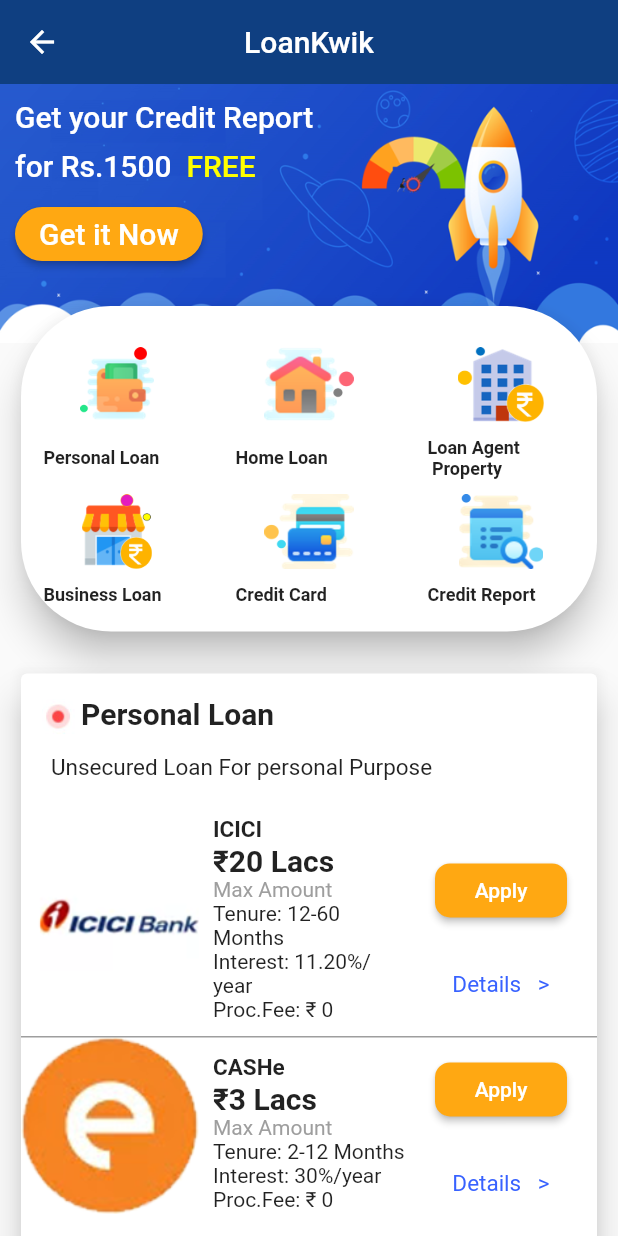
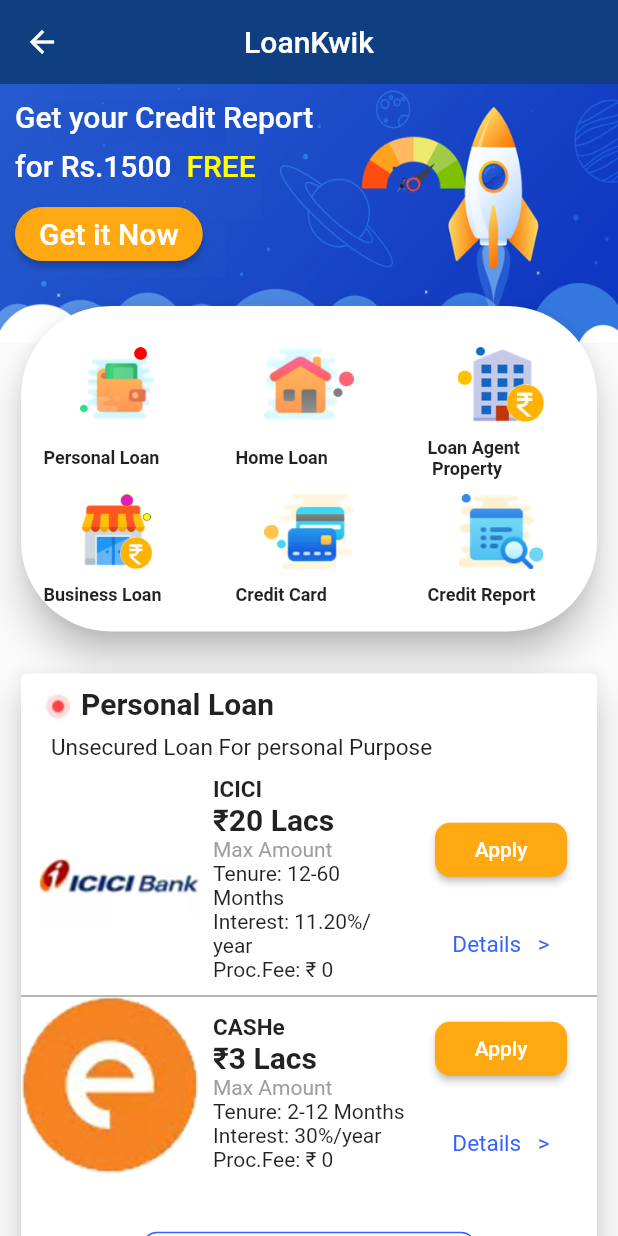
Before and after one commit to AkaankshK/loan_app, a Flutter app: the HomeScreen screen opened directly, on a phone screen of 412 x 824 dp. Run offline on Flutter 3.47's test engine with Material 2 defaults, Android fonts, the phone set to English and light mode, and no system bars; our stand-ins replace auto_size_text, smooth_page_indicator, webview_flutter; missing offline and left inert: autocomplete_textfield, gzx_dropdown_menu.

Commit message:
Fixes for HomeScreen

```diff
--- a/lib/HomeScreen/HomeScreen.dart
+++ b/lib/HomeScreen/HomeScreen.dart
@@ -183,7 +183,7 @@
         children: [
           SizedBox(
             width: MediaQuery.of(context).size.width,
-            height: 450,
+            height: 455,
             child:
             Card(
               elevation: 10,
@@ -270,7 +270,8 @@
 
                               ],
                             ),
-                            Column(
+                            Expanded(
+                              child: Column(
                                 mainAxisAlignment: MainAxisAlignment.spaceEvenly,
 
                                 children: [
@@ -286,13 +287,15 @@
 
                                   Text("Details   >",style: TextStyle(color: lightBlueColor,fontSize: 15),)
                                 ],
+                              ),
                             )
                           ]
                       ),
 
                     ],
                   ),
-                  Row(
+                  Expanded(
+                    child: Row(
                       mainAxisAlignment: MainAxisAlignment.center,
                       children: [
                         Padding(
@@ -319,6 +322,7 @@
                           ),
                         ),
                       ],
+                    ),
                   )
 
                 ],
@@ -415,7 +419,8 @@
 
                               ],
                             ),
-                            Column(
+                            Expanded(
+                              child: Column(
                                 mainAxisAlignment: MainAxisAlignment.spaceEvenly,
 
                                 children: [
@@ -431,13 +436,15 @@
 
                                   Text("Details   >",style: TextStyle(color: lightBlueColor,fontSize: 15),)
                                 ],
+                              ),
                             )
                           ]
                       ),
 
                     ],
                   ),
-                  Row(
+                  Expanded(
+                    child: Row(
                       mainAxisAlignment: MainAxisAlignment.center,
                       children: [
                         Padding(
@@ -464,6 +471,7 @@
                           ),
                         ),
                       ],
+                    ),
                   )
 
                 ],
@@ -477,6 +485,7 @@
             child:
             Card(
               elevation: 10,
+              child: Expanded(
                 child: Column(
                   mainAxisAlignment: MainAxisAlignment.spaceEvenly,
                   children: [
@@ -509,7 +518,8 @@
                         TableRow(
                             children:[
                               Image.asset("assets/HomeOffer/2.png",fit: BoxFit.scaleDown,),
-                            Column(
+                              Expanded(
+                                child: Column(
                                   crossAxisAlignment: CrossAxisAlignment.start,
                                   mainAxisAlignment: MainAxisAlignment.spaceEvenly,
                                   children: [
@@ -523,7 +533,9 @@
 
                                   ],
                                 ),
-                            Column(
+                              ),
+                              Expanded(
+                                child: Column(
                                   mainAxisAlignment: MainAxisAlignment.spaceEvenly,
 
                                   children: [
@@ -539,6 +551,7 @@
 
                                     Text("Details   >",style: TextStyle(color: lightBlueColor,fontSize: 15),)
                                   ],
+                                ),
                               )
                             ]
                         ),
@@ -621,6 +634,7 @@
                 ),
               ),
             ),
+          ),
           SizedBox(height: 20,),
           SizedBox(
             width: MediaQuery.of(context).size.width,
@@ -640,13 +654,15 @@
                       Padding(padding: EdgeInsets.only(top: 10),child: Text("Loan Agent Property",style: TextStyle(fontSize: 20,fontWeight: FontWeight.bold),)),
                     ],
                   ),
-                  Row(
+                  Expanded(
+                    child: Row(
                       children: [
                         Padding(
                           padding: EdgeInsets.only(left: 20),
-                        child: Text("Loan for residential and commercial purposes",style: TextStyle(fontSize: 15),),
+                          child: Expanded(child: Text("Loan for residential and commercial purposes",style: TextStyle(fontSize: 15),)),
                         )
                       ],
+                    ),
                   ),
                   SizedBox(
                     height: 10,
@@ -711,7 +727,8 @@
 
                               ],
                             ),
-                            Column(
+                            Expanded(
+                              child: Column(
                                 mainAxisAlignment: MainAxisAlignment.spaceEvenly,
 
                                 children: [
@@ -727,13 +744,15 @@
 
                                   Text("Details   >",style: TextStyle(color: lightBlueColor,fontSize: 15),)
                                 ],
+                              ),
                             )
                           ]
                       ),
 
                     ],
                   ),
-                  Row(
+                  Expanded(
+                    child: Row(
                       mainAxisAlignment: MainAxisAlignment.center,
                       children: [
                         Padding(
@@ -760,6 +779,7 @@
                           ),
                         ),
                       ],
+                    ),
                   )
 
                 ],
```
Lines whose indentation alone changed are shown as unchanged.
